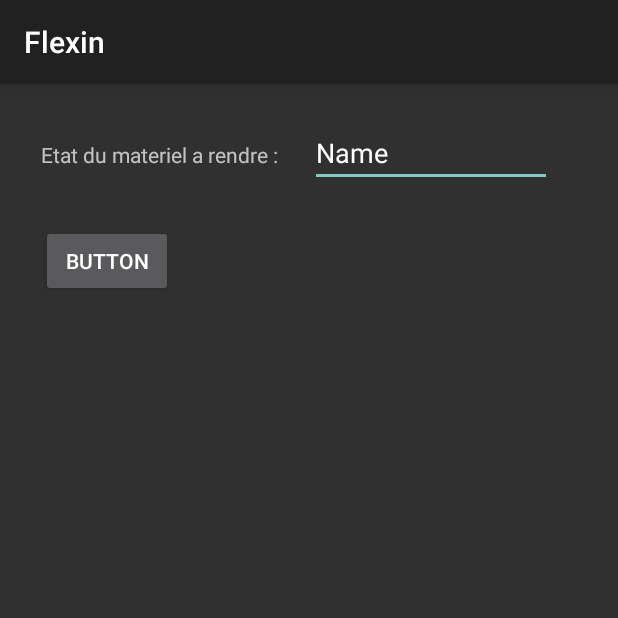
After one commit to ldecherf/flexin, an Android app: the RendreActivity screen opened directly, with no data from a screen before it, on a phone screen of 412 x 824 dp, the top half of it. The commit adds this screen. Run offline under Robolectric (Android 15) with nearby library versions, the phone set to English and light mode, and no system bars.

Commit message:
rendre ok mais a tester, connexion ce que tu ma demande ok mais a tester aussi

```diff
--- /dev/null
+++ b/application/Flexin/app/src/main/java/com/crystal/flexin/activity/RendreActivity.java
@@ -0,0 +1,53 @@
+package com.crystal.flexin.activity;
+
+import android.content.Intent;
+import android.support.v7.app.AppCompatActivity;
+import android.os.Bundle;
+import android.view.View;
+import android.widget.Button;
+import android.widget.EditText;
+import android.widget.TextView;
+
+import com.crystal.flexin.R;
+import com.crystal.flexin.manager.MaterielManager;
+
+public class RendreActivity extends AppCompatActivity {
+
+    private String id_materiel ;
+    private String etat ;
+
+    @Override
+    protected void onCreate(Bundle savedInstanceState) {
+        super.onCreate(savedInstanceState);
+        setContentView(R.layout.activity_rendre);
+        Intent intent = getIntent();
+        this.id_materiel = intent.getStringExtra("id_materiel");
+        this.etat = ((EditText) findViewById(R.id.rendre_etat)).getText().toString();
+        rendreMateriel();
+    }
+
+    public void rendreMateriel(){
+        final MaterielManager materielManager = new MaterielManager(this.id_materiel,this.etat);
+        materielManager.rendreMateriel(new MaterielManager.RendreMaterielCallBack() {
+            @Override
+            public void onSuccess(final String msg) {
+
+                runOnUiThread(new Runnable() {
+                    @Override
+                    public void run() {
+
+                        ((EditText) findViewById(R.id.rendre_etat)).setVisibility(View.GONE);
+                        ((Button) findViewById(R.id.rendrebtn)).setVisibility(View.GONE);
+                        ((TextView) findViewById(R.id.rendremsg)).setText(msg);
+
+                    }
+                });
+            }
+
+            @Override
+            public void onFail() {
+                System.err.println("Emprunter meteriel failed .. Callback failure in EmpruntActivity");
+            }
+        });
+    }
+}
--- a/application/Flexin/app/src/main/java/com/crystal/flexin/manager/MaterielManager.java
+++ b/application/Flexin/app/src/main/java/com/crystal/flexin/manager/MaterielManager.java
@@ -27,9 +27,10 @@ import okhttp3.Response;
 
 public class MaterielManager implements Serializable{
 
-    String URL = "http://192.168.43.34:8080/";
+    String URL = "http://192.168.172.61:8080/";
 
     private Materiel materiel ;
+    //id materiel for get materiel et rendre materiel et id emprunt for emprunter
     private String id ;
     private String id_materiel ;
     private String etat_emprunt ;
@@ -46,6 +47,12 @@ public class MaterielManager implements Serializable{
         this.id_emprunteur = id_emprunteur ;
     }
 
+    public MaterielManager(String id, String etat_emprunt){
+        //id materiel
+        this.id = id ;
+        this.etat_emprunt = etat_emprunt ;
+
+    }
     public void setMateriel(Materiel mat){
         this.materiel = mat ;
     }
@@ -89,6 +96,23 @@ public class MaterielManager implements Serializable{
         OkHttpClient client = new OkHttpClient();
         //System.out.println("ciciciciciciciciicicicicici " + this.id+"----"+this.id_materiel+"---"+this.etat_emprunt+"---"+this.id_emprunteur);
         Request request = new Request.Builder().url(URL + "emprunt/"+this.id_materiel+"/"+this.etat_emprunt+"/"+this.id_emprunteur).build();
+
+        // POUR METTRE A JOUR DISPONIBILITE
+        Request request2 = new Request.Builder().url(URL + "emprunt/"+this.id_materiel).build();
+
+        client.newCall(request2).enqueue(new Callback() {
+            @Override
+            public void onFailure(Call call, IOException e) {
+                System.err.println("mise a jour disponibilite emprunt failed .. Callback failure in MatarielBis class");
+
+            }
+
+            @Override
+            public void onResponse(Call call, Response response) throws IOException {
+
+            }
+        });
+
         client.newCall(request).enqueue(new Callback() {
             @Override
             public void onFailure(Call call, IOException e) {
@@ -107,4 +131,31 @@ public class MaterielManager implements Serializable{
         public void onSuccess(String msg);
         public void onFail();
     }
+
+
+
+
+    public final void rendreMateriel(final RendreMaterielCallBack rendreMaterielCallBack){
+        OkHttpClient client = new OkHttpClient();
+
+        Request request = new Request.Builder().url(URL + "rendre/"+this.id_materiel+"/"+this.etat_emprunt).build();
+
+        client.newCall(request).enqueue(new Callback() {
+            @Override
+            public void onFailure(Call call, IOException e) {
+                System.err.println("Rendre materiel failed .. Callback failure in MatarielBis class");
+            }
+
+            @Override
+            public void onResponse(Call call, Response response) throws IOException {
+                rendreMaterielCallBack.onSuccess("Merci d'avoir rendu le materiel !");
+            }
+        });
+    }
+
+    public interface RendreMaterielCallBack {
+        public void onSuccess(String msg);
+        public void onFail();
+    }
+
 }
--- a/application/Flexin/app/src/main/java/com/crystal/flexin/resources/Materiel.java
+++ b/application/Flexin/app/src/main/java/com/crystal/flexin/resources/Materiel.java
@@ -22,6 +22,8 @@ public class Materiel {
     public String photo ;
     @Expose
     public String nom ;
+    @Expose
+    public String disponibilite ;
 
 
     public Materiel() { }
--- /dev/null
+++ b/application/Flexin/app/src/main/res/layout/activity_rendre.xml
@@ -0,0 +1,61 @@
+<?xml version="1.0" encoding="utf-8"?>
+<android.support.constraint.ConstraintLayout xmlns:android="http://schemas.android.com/apk/res/android"
+    xmlns:app="http://schemas.android.com/apk/res-auto"
+    xmlns:tools="http://schemas.android.com/tools"
+    android:layout_width="match_parent"
+    android:layout_height="match_parent"
+    tools:context="com.crystal.flexin.activity.RendreActivity">
+
+
+    <RelativeLayout
+        android:layout_width="368dp"
+        android:layout_height="495dp"
+        tools:layout_editor_absoluteX="0dp"
+        tools:layout_editor_absoluteY="8dp">
+
+        <TextView
+            android:id="@+id/textView3"
+            android:layout_width="wrap_content"
+            android:layout_height="wrap_content"
+            android:layout_alignParentLeft="true"
+            android:layout_alignParentStart="true"
+            android:layout_alignParentTop="true"
+            android:layout_marginLeft="27dp"
+            android:layout_marginStart="27dp"
+            android:layout_marginTop="37dp"
+            android:text="Etat du materiel a rendre : " />
+
+        <EditText
+            android:id="@+id/rendre_etat"
+            android:layout_width="wrap_content"
+            android:layout_height="wrap_content"
+            android:layout_alignBaseline="@+id/textView3"
+            android:layout_alignBottom="@+id/textView3"
+            android:layout_marginLeft="18dp"
+            android:layout_marginStart="18dp"
+            android:layout_toEndOf="@+id/textView3"
+            android:layout_toRightOf="@+id/textView3"
+            android:ems="10"
+            android:inputType="textPersonName"
+            android:text="Name" />
+
+        <Button
+            android:id="@+id/rendrebtn2"
+            android:layout_width="wrap_content"
+            android:layout_height="wrap_content"
+            android:layout_alignLeft="@+id/textView3"
+            android:layout_alignStart="@+id/textView3"
+            android:layout_below="@+id/rendre_etat"
+            android:layout_marginTop="25dp"
+            android:text="Button" />
+
+        <TextView
+            android:id="@+id/rendremsg"
+            android:layout_width="wrap_content"
+            android:layout_height="wrap_content"
+            android:layout_marginTop="146dp"
+            android:text=""
+            android:layout_below="@+id/rendrebtn2"
+            android:layout_centerHorizontal="true" />
+    </RelativeLayout>
+</android.support.constraint.ConstraintLayout>
```
Also changed, not shown: application/Flexin/app/src/main/AndroidManifest.xml (+12 -6 lines), application/Flexin/app/src/main/java/com/crystal/flexin/activity/ConnectionActivity.java (added, +36 -0 lines), application/Flexin/app/src/main/java/com/crystal/flexin/activity/HomeActivity.java (+39 -8 lines), application/Flexin/app/src/main/java/com/crystal/flexin/activity/MaterielActivity.java (+20 -0 lines), application/Flexin/app/src/main/java/com/crystal/flexin/activity/TagViewerActivity.java (+10 -0 lines), application/Flexin/app/src/main/java/com/crystal/flexin/manager/UserManager.java (added, +63 -0 lines), application/Flexin/app/src/main/java/com/crystal/flexin/resources/InfoSession.java (added, +23 -0 lines), application/Flexin/app/src/main/res/layout/activity_connection.xml (added, +34 -0 lines), application/Flexin/app/src/main/res/layout/activity_nfc_search.xml (+12 -0 lines), 3 other files.
